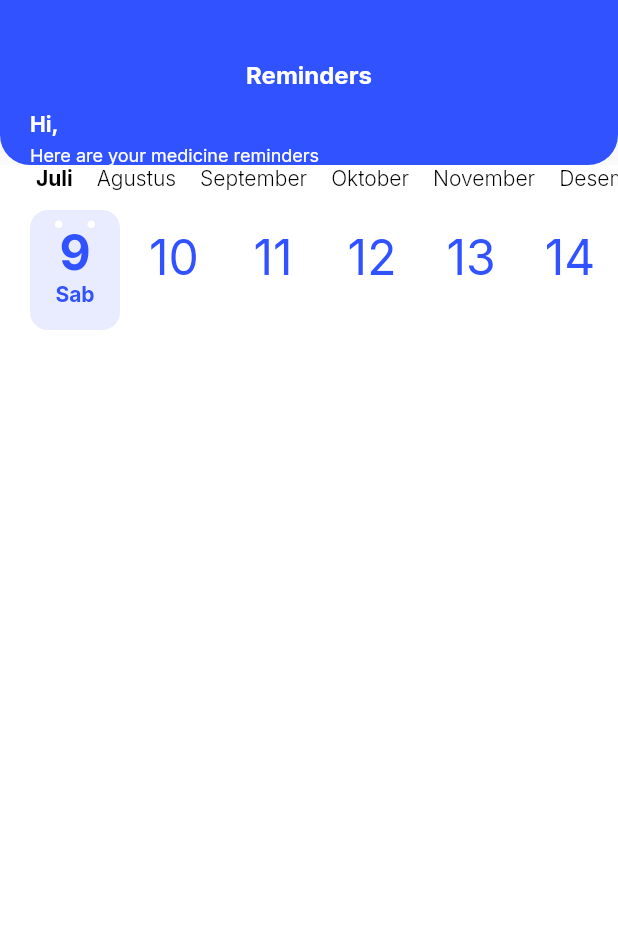
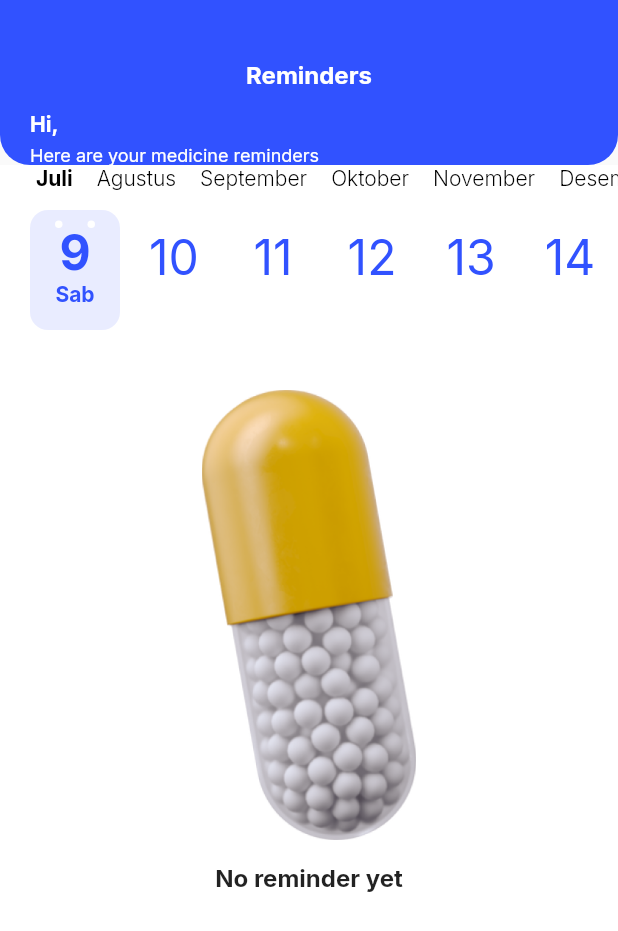
Before and after one commit to AdiatsaPutra/siatma, a Flutter app: the HomePage screen opened directly with empty values, on a phone screen of 412 x 824 dp. Shown: the top 931 px of the screen. Run offline on Flutter 3.47's test engine with Material 2 defaults, Android fonts, the phone set to English and light mode, and no system bars; our stand-ins replace bloc, dartz, flutter_bloc, freezed_annotation, google_fonts, shared_preferences and 1 more; accounts and stored records are empty.

Commit message:
added empty reminder

```diff
--- a/lib/constants/routes.dart
+++ b/lib/constants/routes.dart
@@ -13,5 +13,5 @@ final routes = {
   mainPage: (context) => const MainPage(),
   homePage: (context) => const HomePage(),
   addReminderPage: (context) => const AddReminderPage(),
-  emptyReminderPage: (context) => const EmptyReminderPage(),
+  emptyReminderPage: (context) => const EmptyReminder(),
 };
--- /dev/null
+++ b/lib/pages/empty_reminder.dart
@@ -0,0 +1,27 @@
+part of 'pages.dart';
+
+class EmptyReminder extends StatelessWidget {
+  const EmptyReminder({Key? key}) : super(key: key);
+
+  @override
+  Widget build(BuildContext context) {
+    return Center(
+      child: Column(
+        mainAxisAlignment: MainAxisAlignment.center,
+        children: [
+          kBiggestVerticalSpacing,
+          Image.asset(
+            'assets/empty_reminder_background.png',
+            width: 150,
+            height: 300,
+          ),
+          kMediumVerticalSpacing,
+          Text(
+            'No reminder yet',
+            style: kMediumTextBold,
+          ),
+        ],
+      ),
+    );
+  }
+}
--- a/lib/pages/home_page.dart
+++ b/lib/pages/home_page.dart
@@ -37,7 +37,9 @@ class HomePage extends StatelessWidget {
               ),
               error: (e) => Text(e),
               loaded: (p) {
-                print(p);
+                if (p.isEmpty) {
+                  return const EmptyReminder();
+                }
                 return Expanded(
                   child: Column(
                     children: [
--- a/lib/pages/main_page.dart
+++ b/lib/pages/main_page.dart
@@ -11,7 +11,7 @@ class _MainPageState extends State<MainPage> {
   int _selectedIndex = 0;
   static const List<Widget> _widgetOptions = <Widget>[
     HomePage(),
-    EmptyReminderPage()
+    EmptyReminder()
   ];
 
   void _onItemTapped(int index) {
--- a/lib/pages/pages.dart
+++ b/lib/pages/pages.dart
@@ -17,4 +17,4 @@ part 'login_page.dart';
 part 'main_page.dart';
 part 'home_page.dart';
 part 'add_reminder_page.dart';
-part 'empty_reminder_page.dart';
+part 'empty_reminder.dart';
```
Also changed, not shown: lib/pages/empty_reminder_page.dart (deleted, +0 -30 lines).
